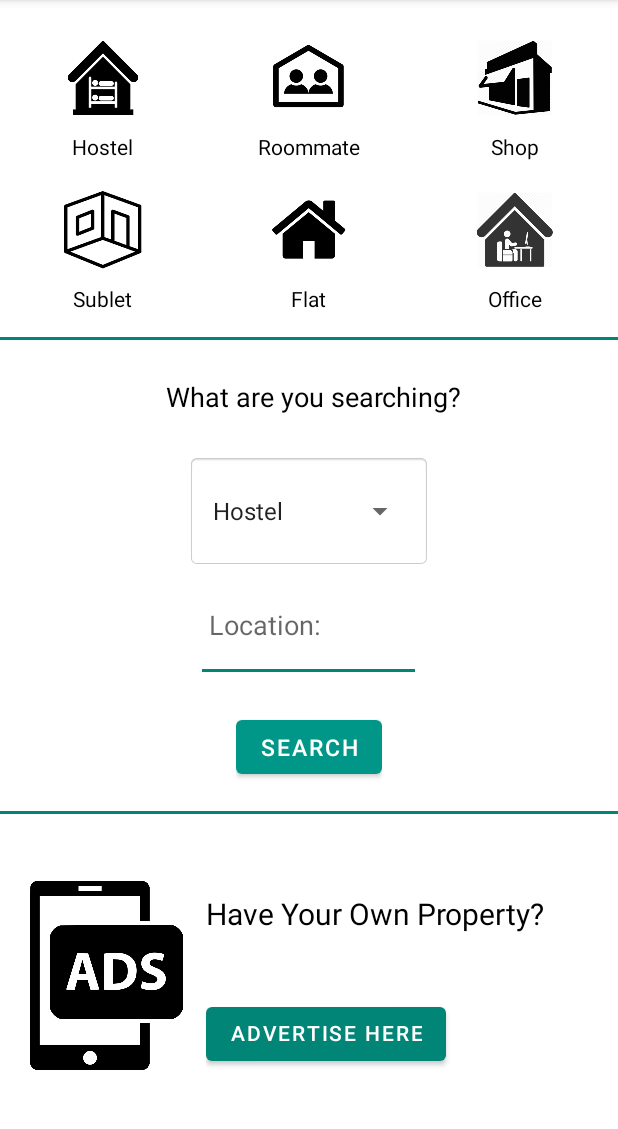
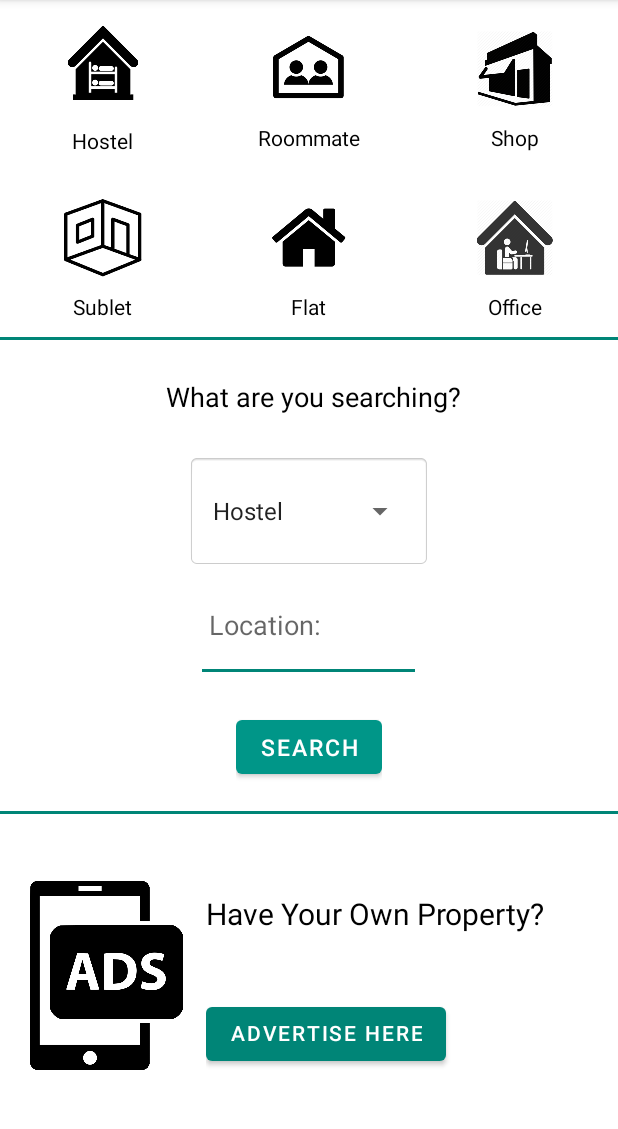
Before and after one commit to Rafi-ur-Rashid/Khojo, an Android app: the screen it shows after launch (FirstActivity), on a phone screen of 412 x 824 dp, the part 84-1213 px from its top. Run offline under Robolectric (Android 15) with nearby library versions, the phone set to English and light mode, and no system bars.

Commit message:
second noticable commit

```diff
--- a/app/src/main/AndroidManifest.xml
+++ b/app/src/main/AndroidManifest.xml
@@ -14,6 +14,10 @@
         android:label="@string/app_name"
         android:theme="@style/AppTheme">
         <activity
+            android:name=".View.AdvertiseListActivity"
+            android:label="@string/title_activity_advertise_list"
+            android:theme="@style/AppTheme"></activity>
+        <activity
             android:name=".View.LoginActivity"
             android:label="@string/title_activity_login"
             android:theme="@style/AppTheme" />
@@ -28,7 +32,7 @@
         </activity>
         <activity
             android:name=".View.SignupActivity"
-            android:theme="@style/AppTheme"/>
+            android:theme="@style/AppTheme" />
         <activity
             android:name=".View.MainActivity"
             android:configChanges="orientation|keyboardHidden|screenSize"
--- a/app/src/main/java/com/example/sqltutorialspoint/Utility/constants.java
+++ b/app/src/main/java/com/example/sqltutorialspoint/Utility/constants.java
@@ -9,7 +9,17 @@ public class constants {
     public static final String MEMBER_PASS_BY_EMAIL = "password_by_email_Phone.php";
     public static final String MEMBER_ID_BY_EMAIL = "memberId_by_email_Phone.php";
     public static final String UPDATE_SESSION_BY_ID = "update_loginStat_by_memberID.php";
+    public static final String GET_ALL_AD_ID="advertise_Id.php";
+    public static final String AD_NAME_BY_ID = "name_by_adId.php";
+    public static final String AD_TYPE_BY_ID = "type_by_adId.php";
+    public static final String AD_LOCATION_BY_ID = "location_by_adId.php";
+    public static final String AD_PRICE_BY_ID = "price_by_adId.php";
+    public static final String AD_DATE_BY_ID = "date_by_adId.php";
 
     public static final String[] CATEGORIES = {"Hostel","Roommate","Sublet","Flat","Shop","Office"};
-    public static final String[] PLACES = { "Dhanmondi", "Azimpur","Kalabagan","Mohammadpur", "Farmgate"};
+    public static final String[] PLACES={"Dhanmondi 27", "Dhanmondi 32", "Kalabagan", "New Market", "Asad Gate", "Mohammadpur", "Shyamoli",
+            "Kallyanpur", "Gabtoli", "Farmgate", "Tejgaon", "Kawran Bazar", "Bangla Motor", "Hatirpool",
+            "Shahbag", "Kathalbagan", "Azimpur", "Kataban", "Nilkhet", "Moghbazar", "Kakrail", "Paltan",
+            "Fakirapool", "Motijheel", "Kamalapur","Lalbagh","Mirpur-1","Mirpur-2","Mirpur-10","Mirpur-14","Uttara",
+            "Banani","Gulshan","Zigatola","Gulistan","Jatrabari","Mohakhali"};
 }
--- a/app/src/main/java/com/example/sqltutorialspoint/View/LoginActivity.java
+++ b/app/src/main/java/com/example/sqltutorialspoint/View/LoginActivity.java
@@ -103,9 +103,9 @@ public class LoginActivity extends AppCompatActivity implements GoToFirstActivit
                                 onLoginFailed(2);
                             }
                             else if(memberPresenter.matchPassword(email,password)) {
-                                onLoginSuccess();
                                 member_id=memberPresenter.getId(email);
                                 memberPresenter.updateSession(member_id,1);
+                                onLoginSuccess();
                             }
                             else
                                 onLoginFailed(1);
--- a/app/src/main/java/com/example/sqltutorialspoint/View/SignupActivity.java
+++ b/app/src/main/java/com/example/sqltutorialspoint/View/SignupActivity.java
@@ -97,9 +97,9 @@ public class SignupActivity extends AppCompatActivity implements GoToFirstActivi
                                 onSignupFailed(2);
                             }
                             else if(memberPresenter.insertMember(name,email,password)) {
-                                onSignupSuccess();
                                 member_id=memberPresenter.getId(email);
                                 memberPresenter.updateSession(member_id,1);
+                                onSignupSuccess();
                             }
                             else
                                 onSignupFailed(1);
--- a/app/src/main/res/layout/advertise_list_element.xml
+++ b/app/src/main/res/layout/advertise_list_element.xml
@@ -83,6 +83,7 @@
                     android:layout_height="0dp"
                     android:layout_weight="1">
                     <TextView
+                        android:id="@+id/date"
                         android:layout_width="0dp"
                         android:layout_weight="1.5"
                         android:layout_height="match_parent" />
@@ -107,9 +108,8 @@
                         android:textSize="16sp" />
 
                 </LinearLayout>
+                <TextView
 
-                <TextView
-                    android:id="@+id/time"
                     android:layout_width="match_parent"
                     android:layout_height="0dp"
                     android:layout_weight="1"
@@ -117,7 +117,6 @@
                     android:text="TextView"
                     android:textColor="@android:color/black"
                     android:textSize="16sp" />
-
             </LinearLayout>
         </LinearLayout>
 
--- a/app/src/main/res/layout/content_first.xml
+++ b/app/src/main/res/layout/content_first.xml
@@ -17,14 +17,12 @@
            android:layout_weight="2.5"
            android:gravity="center"
            android:background="@android:color/background_light"
-           android:baselineAligned="false"
-           android:orientation="vertical"
-           android:weightSum="4">
+           android:orientation="vertical">
 
            <LinearLayout
                android:layout_width="match_parent"
-               android:layout_height="wrap_content"
-               android:layout_marginBottom="10dp">
+               android:layout_height="0dp"
+               android:layout_weight="1">
 
                <LinearLayout
                    android:layout_width="0dp"
@@ -33,18 +31,20 @@
                    android:gravity="center"
                    android:orientation="vertical">
 
-                   <ImageButton
+                   <ImageView
                        android:id="@+id/imageView1"
                        style="@android:style/Widget.Holo.ImageButton"
                        android:layout_width="wrap_content"
-                       android:layout_height="wrap_content"
+                       android:layout_height="0dp"
+                       android:layout_weight="3"
                        android:background="@android:color/background_light"
                        app:srcCompat="@mipmap/hostel" />
 
                    <TextView
                        android:id="@+id/textView1"
                        android:layout_width="wrap_content"
-                       android:layout_height="wrap_content"
+                       android:layout_height="0dp"
+                       android:layout_weight="1"
                        android:text="Hostel"
 
                        android:textColor="@android:color/background_dark" />
@@ -102,7 +102,8 @@
 
            <LinearLayout
                android:layout_width="match_parent"
-               android:layout_height="wrap_content">
+               android:layout_height="0dp"
+               android:layout_weight="1">
 
                <LinearLayout
                    android:layout_width="0dp"
@@ -220,9 +221,12 @@
                android:layout_width="150dp"
                android:layout_height="0dp"
                android:layout_weight="1"
+               android:backgroundTint="@color/colorPrimary"
+               android:dropDownWidth="wrap_content"
+               android:dropDownHeight="wrap_content"
                android:ems="8"
                android:hint=" Location:"
-               android:backgroundTint="@color/colorPrimary"/>
+               android:textSize="18dp" />
            <LinearLayout
                android:layout_width="wrap_content"
                android:layout_height="0dp"
--- a/app/src/main/res/values/strings.xml
+++ b/app/src/main/res/values/strings.xml
@@ -122,4 +122,5 @@
     <string name="dummy_button">Dummy Button</string>
     <string name="dummy_content">DUMMY\nCONTENT</string>
     <string name="spinner_prompt">Hostel</string>
+    <string name="title_activity_advertise_list">AdvertiseListActivity</string>
 </resources>
--- a/app/src/main/res/values/styles.xml
+++ b/app/src/main/res/values/styles.xml
@@ -7,6 +7,7 @@
         <item name="colorPrimaryDark">@color/colorPrimaryDark</item>
         <item name="colorAccent">@color/colorAccent</item>
     </style>
+
     <style name="AppTheme.NoActionBar">
         <item name="windowActionBar">false</item>
         <item name="windowNoTitle">true</item>
```
Also changed, not shown: app/src/main/java/com/example/sqltutorialspoint/Adapter/Advertise_listAdapter.java (+14 -11 lines), app/src/main/java/com/example/sqltutorialspoint/Model/Advertisement.java (added, +75 -0 lines), app/src/main/java/com/example/sqltutorialspoint/Presenter/AdvertisePresenter.java (added, +41 -0 lines), app/src/main/java/com/example/sqltutorialspoint/View/AdvertiseListActivity.java (added, +52 -0 lines), app/src/main/java/com/example/sqltutorialspoint/View/FirstActivity.java (+8 -7 lines), app/src/main/res/layout/activity_advertise_list.xml (added, +11 -0 lines), app/src/main/res/drawable/flat_img.jpg (added), app/src/main/res/drawable/office.jpeg (added), app/src/main/res/drawable/shop_img.jpg (added).
